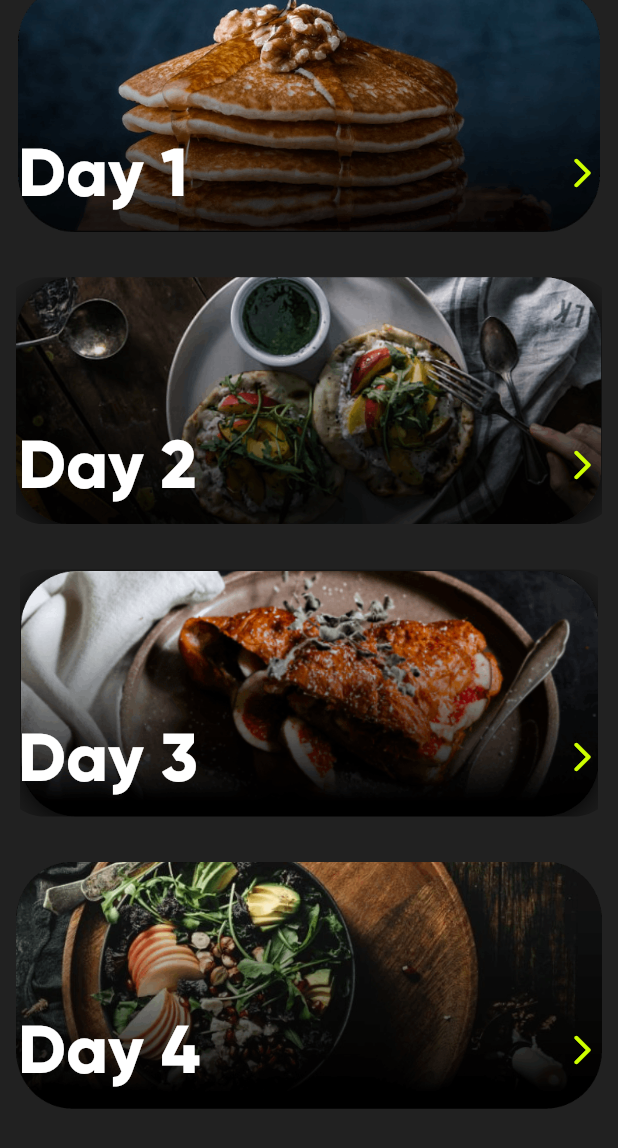
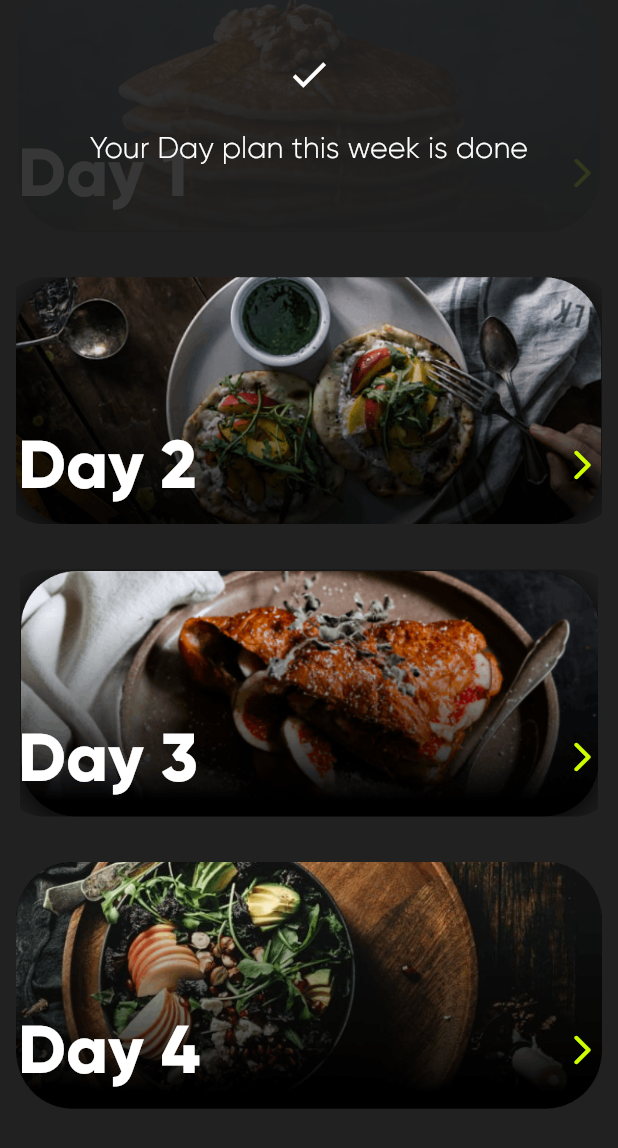
Before and after one commit to AWsabry-Projects/BeChamp_app, a Flutter app: the NutritionScreen screen opened directly, scrolled down 126 dp, on a phone screen of 412 x 824 dp. Shown: the top 1148 px of the screen. Run offline on Flutter 3.47's test engine with Material 2 defaults, Android fonts, the light colour scheme and no system bars; our stand-ins replace circular_countdown_timer, flutter_snake_navigationbar, page_indicator; missing offline and left inert: otp_pin_field, vertical_picker; network calls fail.

```diff
--- /dev/null
+++ b/lib/models/Exercise Model/components.dart
@@ -0,0 +1,4 @@
+import 'package:circular_countdown_timer/circular_countdown_timer.dart';
+
+CountDownController cdc = CountDownController();
+bool isPlaying = false;
--- a/lib/models/WeeksOrDays/weekOrDay.dart
+++ b/lib/models/WeeksOrDays/weekOrDay.dart
@@ -3,19 +3,22 @@ import 'package:flutter/material.dart';
 class WeekOrDayTile extends StatelessWidget {
   final String? image, title, description;
   final void Function() onTap;
-  final bool? isWeek;
+  final bool? isWeek, isCompleted;
   const WeekOrDayTile(
       {super.key,
       this.image,
       this.title,
       this.description,
       this.isWeek,
-      required this.onTap});
+      required this.onTap,
+      required this.isCompleted});
 
   @override
   Widget build(BuildContext context) {
-    return InkWell(
-      onTap: onTap,
+    return Stack(
+      children: [
+        InkWell(
+          onTap: isCompleted as bool ? null : onTap,
           child: Column(
             children: [
               Stack(
@@ -72,6 +75,33 @@ class WeekOrDayTile extends StatelessWidget {
               )
             ],
           ),
+        ),
+        isCompleted as bool
+            ? Container(
+                width: MediaQuery.of(context).size.width / 1,
+                height: MediaQuery.of(context).size.height / 5,
+                decoration: BoxDecoration(
+                    color: Colors.grey.shade900.withOpacity(0.9),
+                    borderRadius: BorderRadius.circular(30)),
+                child: Center(
+                  child: Column(
+                    mainAxisAlignment: MainAxisAlignment.center,
+                    children: [
+                      Icon(
+                        Icons.done_sharp,
+                        color: Colors.white,
+                        size: 30,
+                      ),
+                      Text(
+                        "\nYour ${isWeek as bool ? "Workout" : "Day"} plan this week is done",
+                        style: Theme.of(context).textTheme.displaySmall,
+                      )
+                    ],
+                  ),
+                ),
+              )
+            : Container()
+      ],
     );
   }
 }
--- a/lib/views/Adding Goals/addingGoals.dart
+++ b/lib/views/Adding Goals/addingGoals.dart
@@ -10,7 +10,7 @@ class AddingGoals extends StatelessWidget {
   @override
   Widget build(BuildContext context) {
     return Scaffold(
-      appBar: AppBar(),
+      appBar: BeChampAppBar(context).build(context),
       body: Padding(
         padding: const EdgeInsets.all(20.0),
         child:
--- a/lib/views/Nutrition Page/nutritionPage.dart
+++ b/lib/views/Nutrition Page/nutritionPage.dart
@@ -29,24 +29,28 @@ class NutritionScreen extends StatelessWidget {
               title: "Day 1",
               isWeek: false,
               onTap: () {},
+              isCompleted: true,
             ),
             WeekOrDayTile(
               image: "assets/day2.png",
               title: "Day 2",
               isWeek: false,
               onTap: () {},
+              isCompleted: false,
             ),
             WeekOrDayTile(
               image: "assets/day3.png",
               title: "Day 3",
               isWeek: false,
               onTap: () {},
+              isCompleted: false,
             ),
             WeekOrDayTile(
               image: "assets/day4.png",
               title: "Day 4",
               isWeek: false,
               onTap: () {},
+              isCompleted: false,
             ),
             SizedBox(
               height: 55,
--- a/lib/views/Workouts/Day Workouts Exercises 3/dayWorkouts.dart
+++ b/lib/views/Workouts/Day Workouts Exercises 3/dayWorkouts.dart
@@ -125,8 +125,10 @@ class DayWorkouts extends StatelessWidget {
                           goTo(
                               context,
                               Exercise(
-                                  gifLink: "d",
-                                  exerciseNameOrMuscle: "bicep",
+                                  muscleName: "bicep",
+                                  gifLink:
+                                      "https://media.tenor.com/aqN6k1GYfVYAAAAM/f-orever-online.gif",
+                                  exerciseName: "jumping rope",
                                   reps: 15,
                                   sets: 3,
                                   day: day,
--- a/lib/views/Workouts/Workouts Screen 1/weeksPage.dart
+++ b/lib/views/Workouts/Workouts Screen 1/weeksPage.dart
@@ -38,6 +38,7 @@ class WeeksScreen extends StatelessWidget {
                         week: 1,
                       ));
                 },
+                isCompleted: true,
               ),
               WeekOrDayTile(
                 isWeek: true,
@@ -51,6 +52,7 @@ class WeeksScreen extends StatelessWidget {
                         week: 2,
                       ));
                 },
+                isCompleted: false,
               ),
               WeekOrDayTile(
                 isWeek: true,
@@ -64,6 +66,7 @@ class WeeksScreen extends StatelessWidget {
                         week: 3,
                       ));
                 },
+                isCompleted: false,
               ),
               WeekOrDayTile(
                 isWeek: true,
@@ -77,6 +80,7 @@ class WeeksScreen extends StatelessWidget {
                         week: 4,
                       ));
                 },
+                isCompleted: false,
               )
             ],
           ),
```
Also changed, not shown: lib/models/Exercise Model/exerciseModel.dart (+172 -18 lines). Lines whose indentation alone changed are shown as unchanged.
